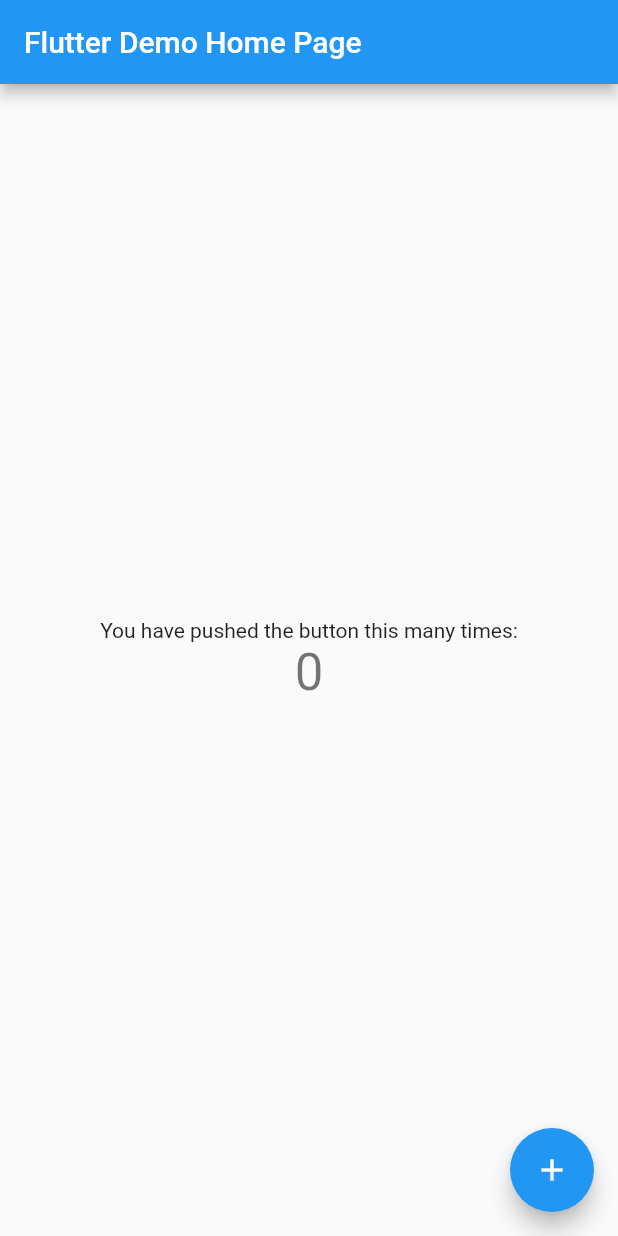
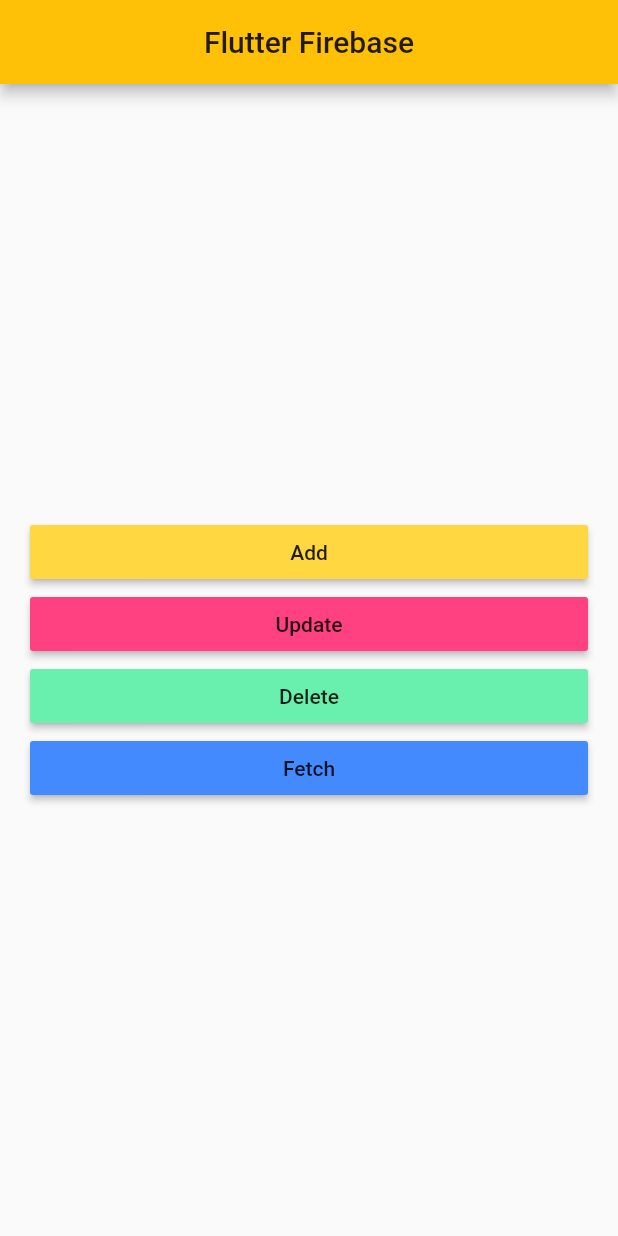
Before and after one commit to akshaybengani/Flutter-Firebase, a Flutter app: the screen it shows after launch, on a phone screen of 412 x 824 dp. Run offline on Flutter 3.47's test engine with Material 2 defaults, Android fonts, the phone set to English and light mode, and no system bars; our stand-ins replace cloud_firestore; accounts and stored records are empty.

Commit message:
Backing Up

```diff
--- a/lib/main.dart
+++ b/lib/main.dart
@@ -1,111 +1,135 @@
+import 'dart:async';
+
+import 'package:cloud_firestore/cloud_firestore.dart';
 import 'package:flutter/material.dart';
 
 void main() => runApp(MyApp());
 
 class MyApp extends StatelessWidget {
-  // This widget is the root of your application.
   @override
   Widget build(BuildContext context) {
     return MaterialApp(
-      title: 'Flutter Demo',
+      title: 'Flutter Firestore',
+      debugShowCheckedModeBanner: false,
       theme: ThemeData(
-        // This is the theme of your application.
-        //
-        // Try running your application with "flutter run". You'll see the
-        // application has a blue toolbar. Then, without quitting the app, try
-        // changing the primarySwatch below to Colors.green and then invoke
-        // "hot reload" (press "r" in the console where you ran "flutter run",
-        // or simply save your changes to "hot reload" in a Flutter IDE).
-        // Notice that the counter didn't reset back to zero; the application
-        // is not restarted.
-        primarySwatch: Colors.blue,
+        primaryColor: Colors.amber,
+        accentColor: Colors.amberAccent,
       ),
-      home: MyHomePage(title: 'Flutter Demo Home Page'),
+      home: MyHomeApp(),
     );
   }
 }
 
-class MyHomePage extends StatefulWidget {
-  MyHomePage({Key key, this.title}) : super(key: key);
-
-  // This widget is the home page of your application. It is stateful, meaning
-  // that it has a State object (defined below) that contains fields that affect
-  // how it looks.
-
-  // This class is the configuration for the state. It holds the values (in this
-  // case the title) provided by the parent (in this case the App widget) and
-  // used by the build method of the State. Fields in a Widget subclass are
-  // always marked "final".
-
-  final String title;
-
+class MyHomeApp extends StatefulWidget {
   @override
-  _MyHomePageState createState() => _MyHomePageState();
+  _MyHomeAppState createState() => _MyHomeAppState();
 }
 
-class _MyHomePageState extends State<MyHomePage> {
-  int _counter = 0;
+class _MyHomeAppState extends State<MyHomeApp> {
+  String mytext;
 
-  void _incrementCounter() {
-    setState(() {
-      // This call to setState tells the Flutter framework that something has
-      // changed in this State, which causes it to rerun the build method below
-      // so that the display can reflect the updated values. If we changed
-      // _counter without calling setState(), then the build method would not be
-      // called again, and so nothing would appear to happen.
-      _counter++;
+  StreamSubscription<DocumentSnapshot> subscription;
+
+  final DocumentReference documentReference =
+      Firestore.instance.document('MyData/dummy');
+
+  void _add() {
+    Map<String, String> data = <String, String>{
+      "name": "Akshay Bengani",
+      "desc": "Flutter Developer",
+    };
+
+    documentReference.setData(data).then((_) {
+      print('Document Added');
+    }).catchError((e) {
+      print(e);
+    });
+  }
+
+  void _delete() {
+    documentReference.delete().whenComplete(() {
+      print('Deleted Successfully');
+      setState(() {});
+    }).catchError((onError) {
+      print(onError);
+    });
+  }
+
+  void _update() {
+    final DocumentReference documentReference =
+        Firestore.instance.document('MyData/dummy');
+    Map<String, String> data = <String, String>{
+      "name": "Aastha Jain",
+      "desc": "Product Designer",
+    };
+    documentReference.updateData(data);
+  }
+
+  void _fetch() {
+    documentReference.get().then((datasnap) {
+      if (datasnap.exists) {
+        setState(() {
+          mytext = datasnap.data['desc'];
+        });
+      }
     });
   }
 
   @override
+  void initState() {
+    super.initState();
+
+    subscription = documentReference.snapshots().listen((datasnap) {
+      if (datasnap.exists) {
+        setState(() {
+          mytext = datasnap.data['desc'];
+        });
+      }
+    });
+  }
+  @override
+  void dispose(){
+    super.dispose();
+    subscription.cancel();
+  }
+
+  @override
   Widget build(BuildContext context) {
-    // This method is rerun every time setState is called, for instance as done
-    // by the _incrementCounter method above.
-    //
-    // The Flutter framework has been optimized to make rerunning build methods
-    // fast, so that you can just rebuild anything that needs updating rather
-    // than having to individually change instances of widgets.
     return Scaffold(
       appBar: AppBar(
-        // Here we take the value from the MyHomePage object that was created by
-        // the App.build method, and use it to set our appbar title.
-        title: Text(widget.title),
+        title: Text("Flutter Firebase"),
+        centerTitle: true,
       ),
-      body: Center(
-        // Center is a layout widget. It takes a single child and positions it
-        // in the middle of the parent.
+      body: Padding(
+        padding: const EdgeInsets.all(20.0),
         child: Column(
-          // Column is also a layout widget. It takes a list of children and
-          // arranges them vertically. By default, it sizes itself to fit its
-          // children horizontally, and tries to be as tall as its parent.
-          //
-          // Invoke "debug painting" (press "p" in the console, choose the
-          // "Toggle Debug Paint" action from the Flutter Inspector in Android
-          // Studio, or the "Toggle Debug Paint" command in Visual Studio Code)
-          // to see the wireframe for each widget.
-          //
-          // Column has various properties to control how it sizes itself and
-          // how it positions its children. Here we use mainAxisAlignment to
-          // center the children vertically; the main axis here is the vertical
-          // axis because Columns are vertical (the cross axis would be
-          // horizontal).
           mainAxisAlignment: MainAxisAlignment.center,
+          crossAxisAlignment: CrossAxisAlignment.stretch,
           children: <Widget>[
-            Text(
-              'You have pushed the button this many times:',
+            RaisedButton(
+              onPressed: _add,
+              child: Text('Add'),
+              color: Colors.amberAccent,
             ),
-            Text(
-              '$_counter',
-              style: Theme.of(context).textTheme.display1,
+            RaisedButton(
+              onPressed: _update,
+              child: Text('Update'),
+              color: Colors.pinkAccent,
             ),
+            RaisedButton(
+              onPressed: _delete,
+              child: Text('Delete'),
+              color: Colors.greenAccent,
+            ),
+            RaisedButton(
+              onPressed: _fetch,
+              child: Text('Fetch'),
+              color: Colors.blueAccent,
+            ),
+            mytext == null ? new Container() : new Text(mytext),
           ],
         ),
       ),
-      floatingActionButton: FloatingActionButton(
-        onPressed: _incrementCounter,
-        tooltip: 'Increment',
-        child: Icon(Icons.add),
-      ), // This trailing comma makes auto-formatting nicer for build methods.
     );
   }
 }
--- a/pubspec.yaml
+++ b/pubspec.yaml
@@ -23,6 +23,7 @@
   # The following adds the Cupertino Icons font to your application.
   # Use with the CupertinoIcons class for iOS style icons.
   cupertino_icons: ^0.1.2
+  cloud_firestore: ^0.13.0+1
 
 dev_dependencies:
   flutter_test:
```
Also changed, not shown: pubspec.lock.
